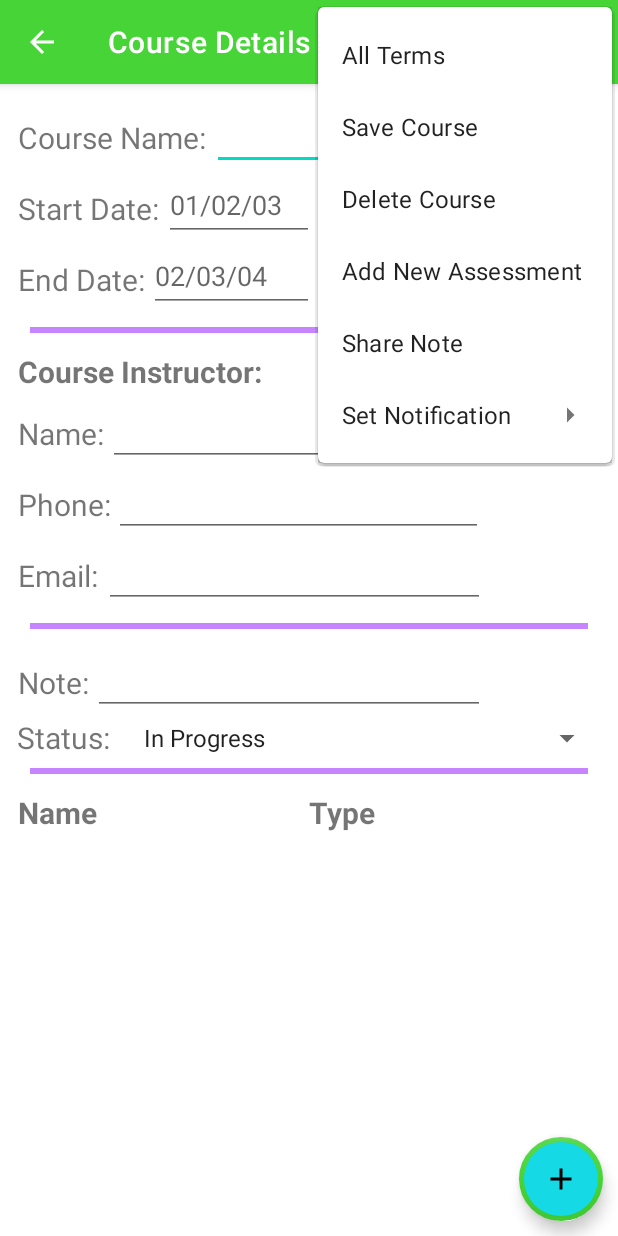
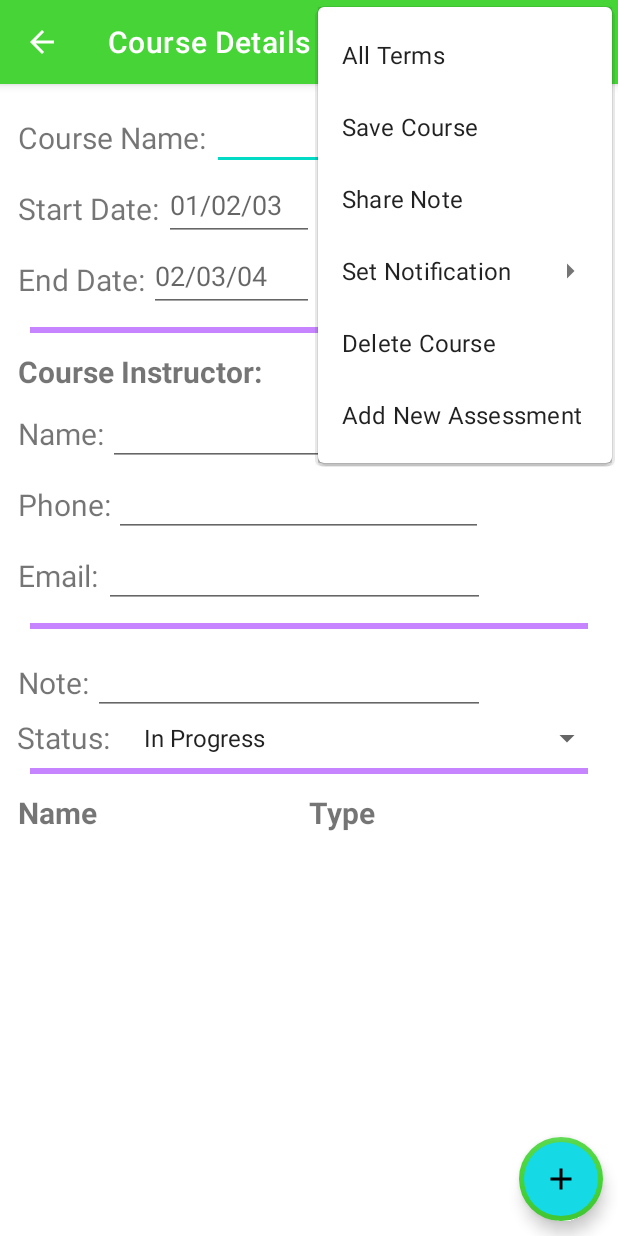
Before and after one commit to creid80/My-College-Journey, an Android app: the CourseDetails screen opened directly, with no data from a screen before it, with the options menu open, on a phone screen of 412 x 824 dp. Run offline under Robolectric (Android 15) with nearby library versions, the phone set to English and light mode, and no system bars; our stand-ins replace Room's generated code.

Commit message:
eighth commit

```diff
--- a/app/src/main/res/menu/menu_coursedetails.xml
+++ b/app/src/main/res/menu/menu_coursedetails.xml
@@ -6,9 +6,9 @@
 
     <item android:title="@string/save_course" android:id="@+id/coursesave"/>
 
-    <item android:title="@string/share_note" android:id="@+id/share" android:orderInCategory="100"/>
+    <item android:title="@string/share_note" android:id="@+id/share" />
 
-    <item android:title="@string/notify" android:id="@+id/notify" android:orderInCategory="100">
+    <item android:title="@string/notify" android:id="@+id/notify">
         <menu>
             <item android:title="@string/start" android:id="@+id/subitemstart"/>
             <item android:title="@string/end" android:id="@+id/subitemend"/>
```
